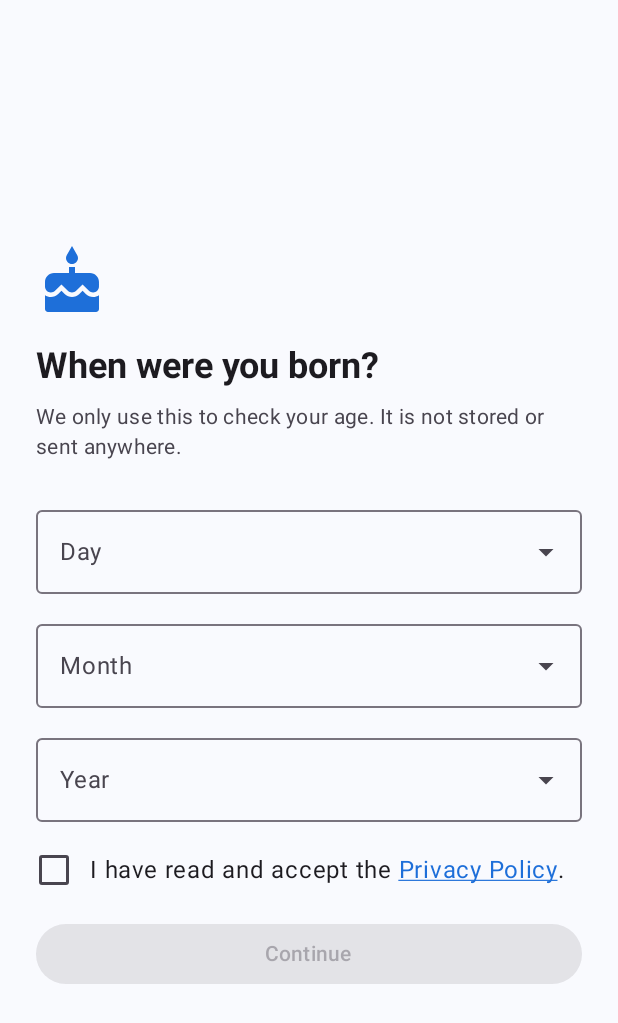
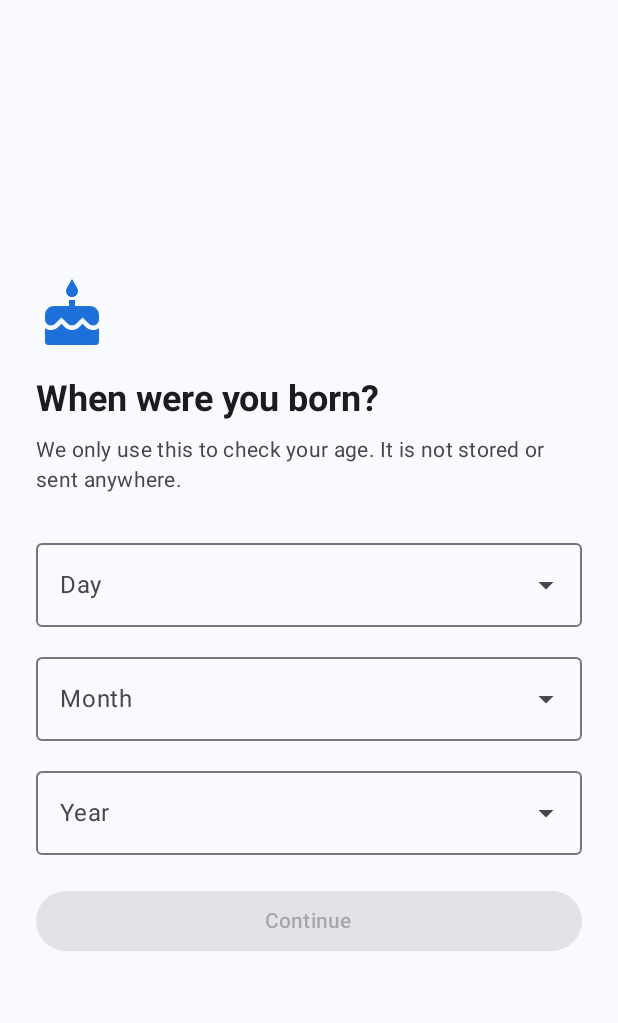
Before and after one commit to 0eiki0/globeswap-app, an Android app built with Jetpack Compose: the screen it shows after launch (MainActivity), on a phone screen of 412 x 824 dp. Shown: the top 1023 px of the screen. Run offline under Robolectric (Android 15) with nearby library versions, the phone set to English and light mode, and no system bars; 1 statement that could not run was skipped.

Commit message:
Häkchen zur Datenschutzerklärung aus der Altersabfrage entfernt
Der Datenschutzerklärung stimmt man direkt danach beim Onboarding zu;
doppelt fragen ist unnötig. Die Altersabfrage fragt nur noch Tag, Monat
und Jahr.

Co-Authored-By: Claude Opus 5.5 <noreply@anthropic.com>
Claude-Session: https://claude.ai/code/session_01EUtbR8ne4xpsobTHKK7UTs

```diff
--- a/app/src/main/java/tech/eiki/globeswap/ui/onboarding/AgeGate.kt
+++ b/app/src/main/java/tech/eiki/globeswap/ui/onboarding/AgeGate.kt
@@ -16,7 +16,6 @@ import androidx.compose.material.icons.Icons
 import androidx.compose.material.icons.filled.Cake
 import androidx.compose.material.icons.filled.Block
 import androidx.compose.material3.Button
-import androidx.compose.material3.Checkbox
 import androidx.compose.material3.DropdownMenuItem
 import androidx.compose.material3.ExperimentalMaterial3Api
 import androidx.compose.material3.ExposedDropdownMenuBox
@@ -34,16 +33,7 @@ import androidx.compose.runtime.saveable.rememberSaveable
 import androidx.compose.runtime.setValue
 import androidx.compose.ui.Alignment
 import androidx.compose.ui.Modifier
-import androidx.compose.foundation.selection.toggleable
-import androidx.compose.ui.semantics.Role
-import androidx.compose.ui.text.LinkAnnotation
-import androidx.compose.ui.text.SpanStyle
-import androidx.compose.ui.text.TextLinkStyles
-import androidx.compose.ui.text.buildAnnotatedString
 import androidx.compose.ui.text.font.FontWeight
-import androidx.compose.ui.text.style.TextDecoration
-import androidx.compose.ui.text.withLink
-import tech.eiki.globeswap.ui.LegalLinks
 import androidx.compose.ui.text.style.TextAlign
 import androidx.compose.ui.unit.dp
 import java.time.LocalDate
@@ -59,8 +49,8 @@ fun isOldEnough(birth: LocalDate, today: LocalDate = LocalDate.now(), minAge: In
     !birth.plusYears(minAge.toLong()).isAfter(today)
 
 /**
- * Neutrale Altersabfrage vor dem Start (Tag, Monat und Jahr, ohne Vorauswahl) mit Zustimmung zur
- * Datenschutzerklärung. Gespeichert wird nur das Ergebnis auf dem Gerät, nicht das Geburtsdatum.
+ * Neutrale Altersabfrage vor dem Start (Tag, Monat und Jahr, ohne Vorauswahl). Gespeichert wird nur das
+ * Ergebnis auf dem Gerät, nicht das Geburtsdatum. Der Datenschutzerklärung stimmt man danach beim Onboarding zu.
  */
 @OptIn(ExperimentalMaterial3Api::class)
 @Composable
@@ -68,7 +58,6 @@ fun AgeGateScreen(onResult: (oldEnough: Boolean) -> Unit) {
     var day by rememberSaveable { mutableStateOf<Int?>(null) }
     var month by rememberSaveable { mutableStateOf<Int?>(null) }
     var year by rememberSaveable { mutableStateOf<Int?>(null) }
-    var privacyAccepted by rememberSaveable { mutableStateOf(false) }
     val thisYear = YearMonth.now().year
     // Tage passend zu Monat und Jahr (29. Februar nur im Schaltjahr); ein ungültiger Tag wird verworfen.
     val daysInMonth = month?.let { YearMonth.of(year ?: 2000, it).lengthOfMonth() } ?: 31
@@ -111,29 +100,9 @@ fun AgeGateScreen(onResult: (oldEnough: Boolean) -> Unit) {
                 )
             }
             Spacer(Modifier.height(20.dp))
-            Row(
-                Modifier.fillMaxWidth().toggleable(value = privacyAccepted, role = Role.Checkbox, onValueChange = { privacyAccepted = it }),
-                verticalAlignment = Alignment.CenterVertically,
-            ) {
-                Checkbox(checked = privacyAccepted, onCheckedChange = null)
-                Text(
-                    buildAnnotatedString {
-                        append("I have read and accept the ")
-                        withLink(
-                            LinkAnnotation.Url(
-                                LegalLinks.privacy,
-                                TextLinkStyles(SpanStyle(color = MaterialTheme.colorScheme.primary, textDecoration = TextDecoration.Underline)),
-                            ),
-                        ) { append("Privacy Policy") }
-                        append(".")
-                    },
-                    modifier = Modifier.padding(start = 12.dp),
-                )
-            }
-            Spacer(Modifier.height(20.dp))
             Button(
                 onClick = { onResult(isOldEnough(LocalDate.of(year!!, month!!, day!!))) },
-                enabled = day != null && month != null && year != null && privacyAccepted,
+                enabled = day != null && month != null && year != null,
                 modifier = Modifier.fillMaxWidth(),
             ) { Text("Continue") }
         }
```
Also changed, not shown: 2 other files.
